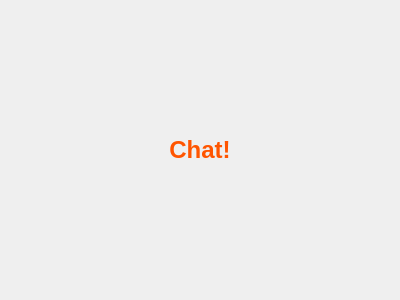
Qt form apps/strack_desktop/chat_ui/chat.ui (cineuse/CNCGToolKit) before a commit.
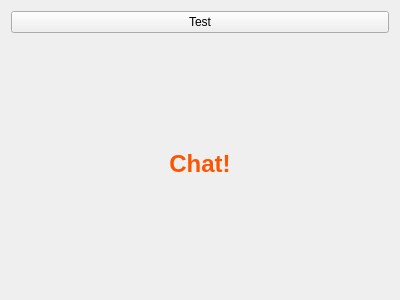
The same form after that commit.

```diff
--- a/apps/strack_desktop/chat_ui/chat.ui
+++ b/apps/strack_desktop/chat_ui/chat.ui
@@ -14,6 +14,13 @@
    <string>Form</string>
   </property>
   <layout class="QVBoxLayout" name="verticalLayout">
+   <item>
+    <widget class="QPushButton" name="test_btn">
+     <property name="text">
+      <string>Test</string>
+     </property>
+    </widget>
+   </item>
    <item>
     <widget class="QLabel" name="label">
      <property name="text">
```
